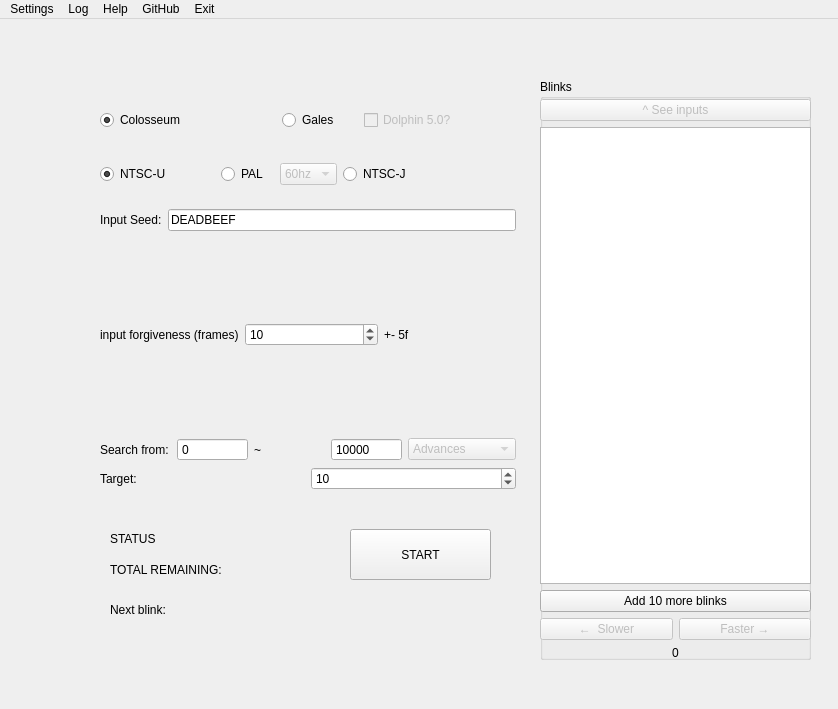
This is OpenBlink/GuiProjectBackup/OpenBlink2/mainwindow.ui in KapitalRoser/OpenBlink as Qt 5 draws it before an edit. The edited form follows.
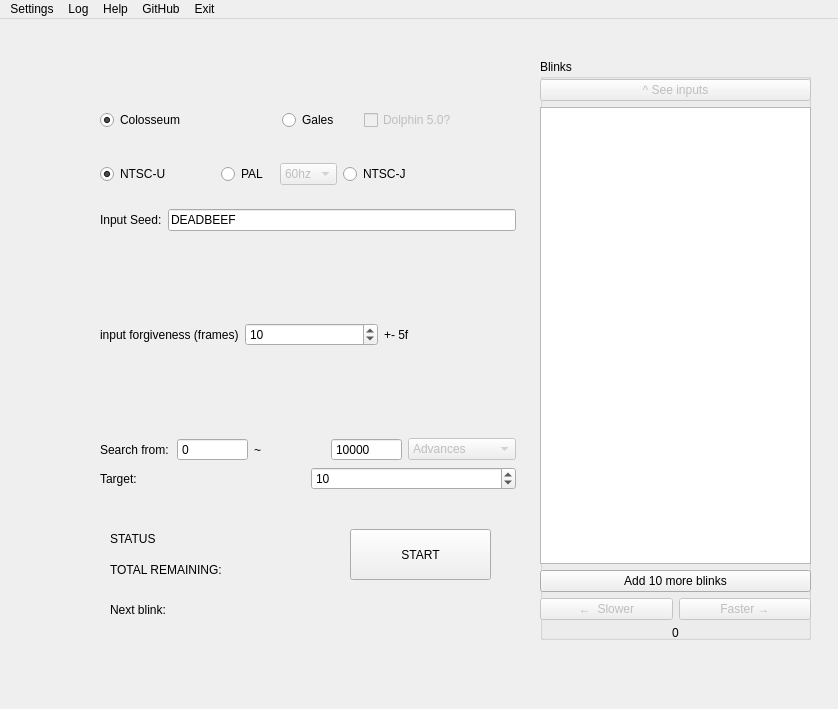
This is the edited form.

What changed in the file:
```diff
--- a/OpenBlink/GuiProjectBackup/OpenBlink2/mainwindow.ui
+++ b/OpenBlink/GuiProjectBackup/OpenBlink2/mainwindow.ui
@@ -73,7 +73,7 @@
     <property name="geometry">
      <rect>
       <x>540</x>
-      <y>60</y>
+      <y>40</y>
       <width>271</width>
       <height>581</height>
      </rect>
```
Left out of the diff: 2 changed lines with no effect on the pictures.
